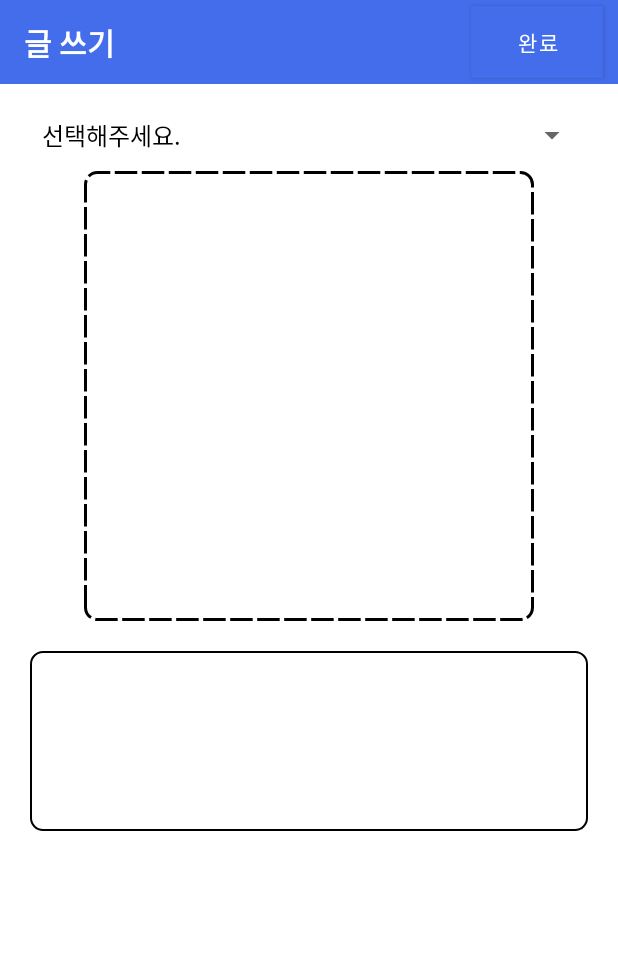
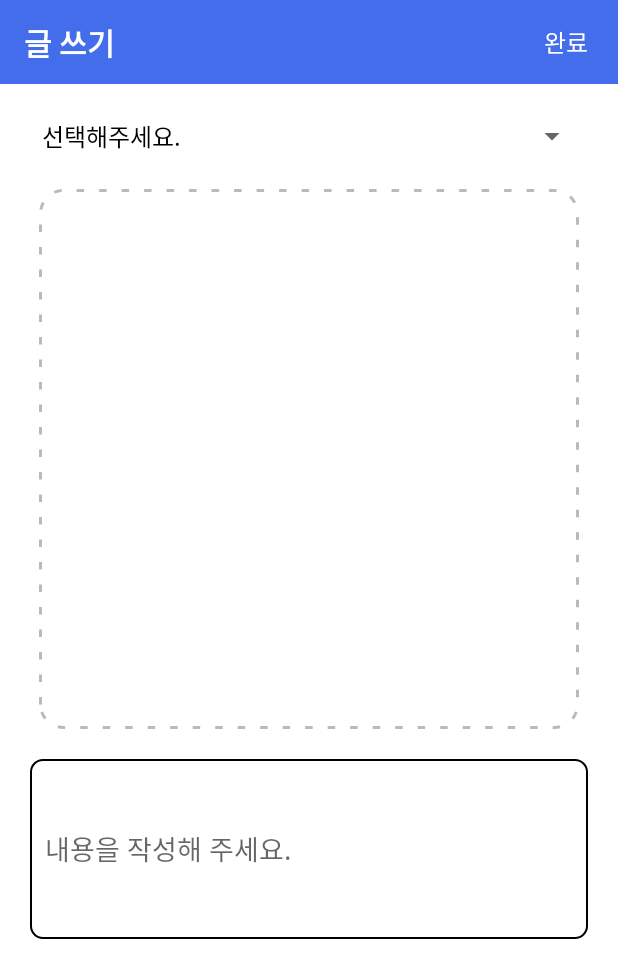
Before and after one commit to hyejunn/ImHome, an Android app: the WriteFragment screen opened through its navigation route, on a phone screen of 412 x 824 dp. Shown: the top 978 px of the screen. Run offline under Robolectric (Android 15) with nearby library versions, the phone set to English and light mode, and no system bars; our stand-ins replace Firebase (no records; nobody signed in at launch, a user with empty details on screens opened directly), RxJava, data binding.

Commit message:
ver1.0.0
새로고침수정


edit


+


진짜끝

```diff
--- a/app/src/main/java/com/apptive/android/imhome/baseClass/BaseInteractor.kt
+++ b/app/src/main/java/com/apptive/android/imhome/baseClass/BaseInteractor.kt
@@ -92,6 +92,7 @@ abstract class BaseInteractor<RES_T> {
                 Log.d("baseInteractor","$this : createData : $data || ${ref.path}")
 
                 publishCreateSuccess.onNext(data)
+
             }
             .addOnFailureListener {  }
 
--- a/app/src/main/java/com/apptive/android/imhome/feed/FeedFragment.kt
+++ b/app/src/main/java/com/apptive/android/imhome/feed/FeedFragment.kt
@@ -16,6 +16,7 @@ import com.apptive.android.imhome.baseClass.BaseFragment
 import com.apptive.android.imhome.baseClass.RecyclerViewDecoration
 import com.apptive.android.imhome.databinding.FragmentFeedBinding
 import com.apptive.android.imhome.signup.NicknameInteractor
+import com.apptive.android.imhome.utility.UserInfoManager
 import com.google.firebase.auth.FirebaseAuth
 import com.google.firebase.auth.ktx.auth
 import com.google.firebase.ktx.Firebase
@@ -28,6 +29,7 @@ class FeedFragment:BaseFragment() {
     private val auth: FirebaseAuth = Firebase.auth
     private val currentUser=auth.currentUser
 
+    private var selected= listOf<String>()
     private lateinit var binding: FragmentFeedBinding
     override fun onCreateView(
         inflater: LayoutInflater,
@@ -46,10 +48,12 @@ class FeedFragment:BaseFragment() {
             Toast.makeText(requireContext(),"유저 아이디를 찾을 수 없습니다. 다시 로그인해주세요.",Toast.LENGTH_SHORT).show()
             findNavController().popBackStack()
         }else{
+
             nickNameInteractor.getDocumentData(nickNameInteractor.ref.document(currentUser.uid))
         }
 
         nickNameInteractor.publishData.subscribe {
+            UserInfoManager.setNickname(it.first().username)
             if(it.isNotEmpty())  binding.feedNickname.setText("\' ${it.first().username} \' 님 환영해요!")
         }
         val deco= RecyclerViewDecoration(0,0,0,15,requireContext())
@@ -70,6 +74,7 @@ class FeedFragment:BaseFragment() {
         adapter.setOnCategorySelectChanged(object:FeedAdapter.CategoryCallBackListener{
             override fun onCategorySelectChangeCallback(clickedItem: List<String>) {
                 //TODO(카테고리 선택 내용 올라옴)
+                selected=clickedItem
                 if(clickedItem.isNotEmpty()){
                     val query=feedInteractor.ref.whereIn("category",clickedItem)
                     feedInteractor.getData(query)
@@ -92,7 +97,11 @@ class FeedFragment:BaseFragment() {
         }
 
         binding.feedSwipeRefreshLayout.setOnRefreshListener {
-            feedInteractor.getData(feedInteractor.ref)
+            if(selected.isEmpty()) feedInteractor.getData(feedInteractor.ref)
+            else{
+                val query=feedInteractor.ref.whereIn("category",selected)
+                feedInteractor.getData(query)
+            }
 
         }
 
--- a/app/src/main/java/com/apptive/android/imhome/feed/FeedInteractor.kt
+++ b/app/src/main/java/com/apptive/android/imhome/feed/FeedInteractor.kt
@@ -23,7 +23,7 @@ class FeedInteractor : BaseInteractor<Feed>() {
 
         Log.d("checkforfor",category.toString())
 
-        val feed=Feed(id,name.toString(), date?.toDate(),null,contents.toString(),category.toString())
+        val feed=Feed(id,name.toString(), date?.toDate(),image,contents.toString(),category.toString())
 
         return feed
     }
--- /dev/null
+++ b/app/src/main/java/com/apptive/android/imhome/utility/UserInfoManager.kt
@@ -0,0 +1,12 @@
+package com.apptive.android.imhome.utility
+
+object UserInfoManager {
+    private var nickname:String?=null
+
+    fun setNickname(name:String) {
+        nickname=name
+    }
+
+    fun getNickname():String?= nickname
+
+}
--- a/app/src/main/java/com/apptive/android/imhome/write/WriteFragment.kt
+++ b/app/src/main/java/com/apptive/android/imhome/write/WriteFragment.kt
@@ -24,6 +24,7 @@ import com.apptive.android.imhome.utility.DateUtility
 import com.google.firebase.ktx.Firebase
 import com.google.firebase.storage.FirebaseStorage
 import java.text.SimpleDateFormat
+import com.apptive.android.imhome.utility.UserInfoManager
 import java.util.*
 
 class WriteFragment: BaseFragment() {
@@ -38,7 +39,7 @@ class WriteFragment: BaseFragment() {
     ): View? {
         rootView = inflater.inflate(R.layout.fragment_write, container, false)
         lateinit var category:String
-        val writeButton = rootView.findViewById<Button>(R.id.writeButton)
+        val writeButton = rootView.findViewById<TextView>(R.id.writeButton)
         val ETcontent = rootView.findViewById<EditText>(R.id.writeContent)
         val image = rootView.findViewById<ImageView>(R.id.writeImageView)
         var categoryCK = false
@@ -64,11 +65,9 @@ class WriteFragment: BaseFragment() {
             }
             else {
                 // db에 저장
+
                 val id = DateUtility.formatDate(Date(),"yyyyMMdd")
-                val feed= Feed(id,"닉네임1", Date(),id,content,category)
-
-
-
+                val feed= Feed(id,UserInfoManager.getNickname().toString(), Date(),id,content,category)
                 feedInteractor.createDataWithId(id, feed)
 
             }
@@ -145,7 +144,7 @@ class WriteFragment: BaseFragment() {
         Log.d("please", "plz")
         storageRef?.putFile(ImageData!!)?.addOnSuccessListener {
             Log.d("please", "success")
-            Toast.makeText(view.context, "Image Uploaded", Toast.LENGTH_SHORT).show()
+
         }
     }
 
--- a/app/src/main/res/drawable/empty_image.xml
+++ b/app/src/main/res/drawable/empty_image.xml
@@ -2,9 +2,9 @@
 <layer-list xmlns:android="http://schemas.android.com/apk/res/android" >
     <item>
         <shape android:shape="rectangle">
-            <stroke android:width="2dp" android:color="#000000" android:dashWidth="15dp" android:dashGap="3dp"/>
+            <stroke android:width="2dp" android:color="#bababa" android:dashWidth="5dp" android:dashGap="10dp"/>
             <solid android:color="#00FFFFFF" />
-            <corners android:radius="8dp"/>
+            <corners android:radius="15dp"/>
         </shape>
     </item>
 </layer-list>
--- a/app/src/main/res/layout/fragment_feed.xml
+++ b/app/src/main/res/layout/fragment_feed.xml
@@ -75,6 +75,7 @@
         android:layout_marginEnd="16dp"
         android:text="NULL"
         android:textColor="@color/white"
+        android:textSize="16sp"
         android:textStyle="bold"
         app:layout_constraintBottom_toBottomOf="@+id/toolbar"
         app:layout_constraintEnd_toEndOf="parent"
--- a/app/src/main/res/layout/fragment_login.xml
+++ b/app/src/main/res/layout/fragment_login.xml
@@ -62,6 +62,7 @@
         android:layout_marginTop="24dp"
         android:background="@drawable/drawable_r30"
         android:text="로그인"
+        android:textSize="25sp"
         android:textStyle="bold"
         app:layout_constraintEnd_toEndOf="@+id/passwordLogin"
         app:layout_constraintStart_toStartOf="@+id/passwordLogin"
@@ -75,7 +76,7 @@
         android:background="#00ff0000"
         android:text="회원가입 하기"
         android:textColor="#757575"
-        android:textSize="12dp"
+        android:textSize="16sp"
         app:layout_constraintEnd_toEndOf="@+id/buttonLoginLogin"
         app:layout_constraintStart_toStartOf="@+id/buttonLoginLogin"
         app:layout_constraintTop_toBottomOf="@+id/buttonLoginLogin" />
@@ -87,7 +88,7 @@
         android:fontFamily="sans-serif-medium"
         android:text="I들을 위한 일상공유 플랫폼"
         android:textColor="@color/black"
-        android:textSize="16sp"
+        android:textSize="18sp"
         android:textStyle="bold"
         app:layout_constraintEnd_toEndOf="@+id/logoLogin"
         app:layout_constraintStart_toStartOf="@+id/logoLogin"
--- a/app/src/main/res/layout/fragment_signup.xml
+++ b/app/src/main/res/layout/fragment_signup.xml
@@ -46,6 +46,7 @@
         android:background="@drawable/drawable_r30"
         android:backgroundTint="@color/bright_grey"
         android:ems="10"
+        android:inputType="textPassword"
         android:padding="15dp"
         app:layout_constraintEnd_toEndOf="parent"
         app:layout_constraintStart_toStartOf="parent"
@@ -61,6 +62,7 @@
         android:background="@drawable/drawable_r30"
         android:backgroundTint="@color/bright_grey"
         android:ems="10"
+        android:inputType="textPassword"
         android:padding="15dp"
         app:layout_constraintEnd_toEndOf="parent"
         app:layout_constraintStart_toStartOf="parent"
@@ -152,7 +154,7 @@
         android:layout_height="wrap_content"
         android:text="회원가입"
         android:textColor="@color/white"
-        android:textSize="16sp"
+        android:textSize="20sp"
         android:textStyle="bold"
         app:layout_constraintBottom_toBottomOf="@+id/signupToolbar"
         app:layout_constraintEnd_toEndOf="@+id/signupToolbar"
--- a/app/src/main/res/layout/fragment_write.xml
+++ b/app/src/main/res/layout/fragment_write.xml
@@ -37,44 +37,52 @@
 
                 <Spinner
                     android:id="@+id/spinner"
+                    android:layout_width="match_parent"
+                    android:layout_height="50dp"
+                    android:layout_gravity="center"
                     android:layout_marginLeft="20dp"
+                    android:layout_marginTop="10dp"
                     android:layout_marginRight="20dp"
-                    android:layout_marginTop="10dp"
-                    android:layout_gravity="center"
-                    android:layout_width="match_parent"
-                    android:layout_height="wrap_content"/>
+                    android:layout_marginBottom="10dp" />
 
                 <ImageView
                     android:id="@+id/writeImageView"
-                    android:layout_width="300dp"
-                    android:layout_height="300dp"
+                    android:layout_width="360dp"
+                    android:layout_height="360dp"
                     android:layout_gravity="center"
+                    android:layout_marginStart="15dp"
+                    android:layout_marginEnd="15dp"
+                    android:background="@drawable/empty_image"
                     android:clickable="true"
-                    android:background="@drawable/empty_image"
-                    android:paddingTop="10dp" />
+                    android:minHeight="300dp"
+                    android:paddingTop="10dp"
+                    android:scaleType="centerInside" />
 
                 <EditText
                     android:id="@+id/writeContent"
-                    android:padding="10dp"
                     android:layout_width="match_parent"
                     android:layout_height="wrap_content"
                     android:layout_margin="20dp"
                     android:background="@drawable/border"
+                    android:hint="내용을 작성해 주세요."
                     android:inputType="textMultiLine|textNoSuggestions"
-                    android:minHeight="120dp" />
+                    android:minHeight="120dp"
+                    android:padding="10dp" />
 
             </LinearLayout>
 
         </ScrollView>
 
 
-        <Button
+        <TextView
             android:id="@+id/writeButton"
             android:layout_width="wrap_content"
             android:layout_height="wrap_content"
+            android:layout_marginEnd="20dp"
+            android:background="@color/main"
             android:text="완료"
-            android:layout_marginRight="10dp"
-            android:background="@color/main"
+            android:textColor="@color/white"
+            android:textSize="16sp"
             app:layout_constraintBottom_toBottomOf="@+id/toolbar"
             app:layout_constraintEnd_toEndOf="parent"
             app:layout_constraintTop_toTopOf="@+id/toolbar" />
@@ -86,8 +94,8 @@
             android:layout_marginStart="16dp"
             android:gravity="center"
             android:text="글 쓰기"
-            android:textSize="20dp"
             android:textColor="@color/white"
+            android:textSize="20sp"
             android:textStyle="bold"
 
             app:layout_constraintBottom_toBottomOf="@+id/toolbar"
```
Also changed, not shown: app/src/main/java/com/apptive/android/imhome/feed/FeedAdapter.kt (+41 -6 lines), app/src/main/res/layout/item_feed.xml (+5 -3 lines).
